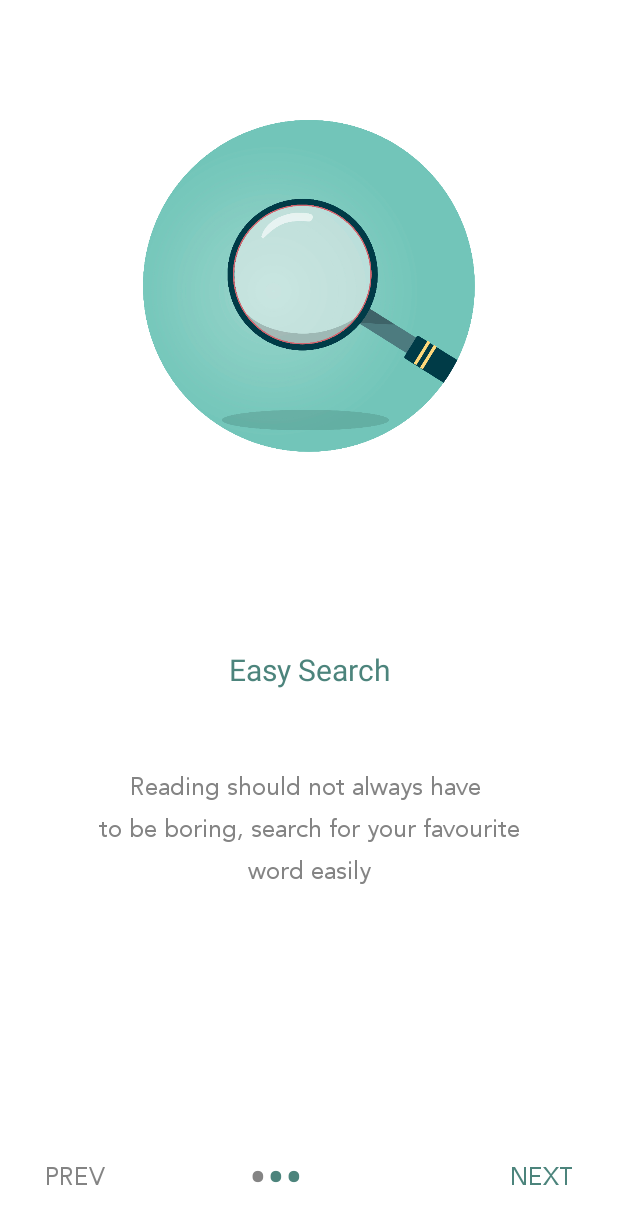
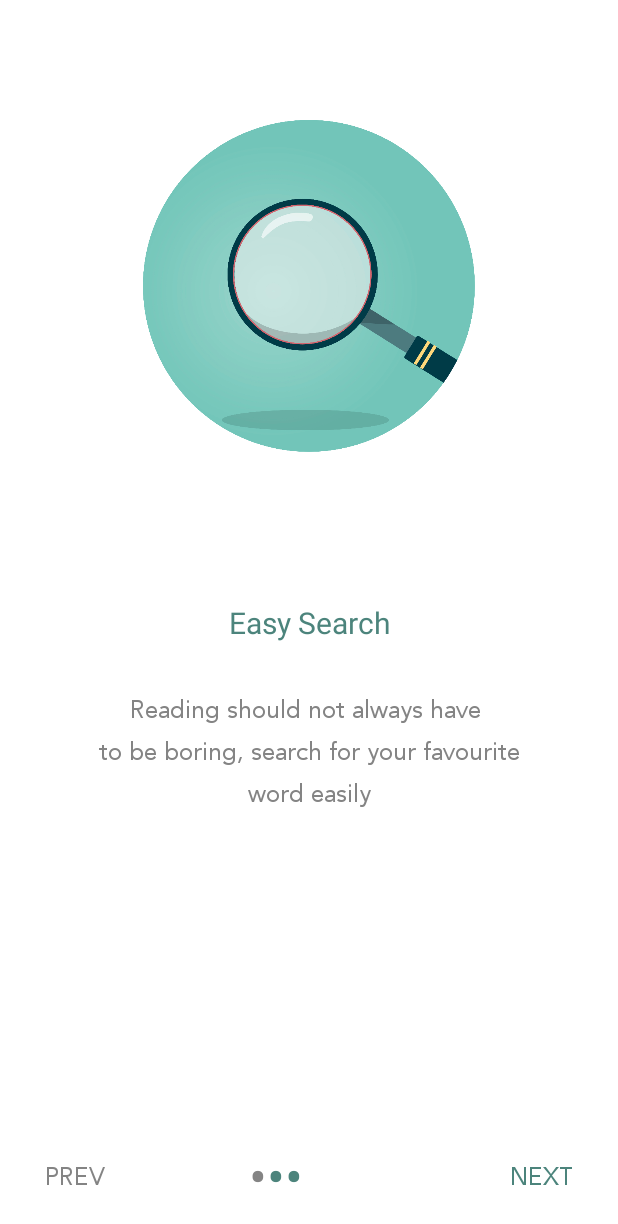
Before and after one commit to efanious/Aad-team-38-animation-challenge, an Android app: the screen it shows after launch (activity_onboarding), on a phone screen of 412 x 824 dp. Shown: the top 1224 px of the screen. Run offline under Robolectric (Android 15) with nearby library versions, the phone set to English and light mode, and no system bars.

Commit message:
fix onboarding Screen

```diff
--- a/app/src/main/res/layout/onboard_slider.xml
+++ b/app/src/main/res/layout/onboard_slider.xml
@@ -17,6 +17,7 @@
             android:layout_gravity="center_horizontal"
             android:layout_marginTop="80dp"
             android:gravity="center_horizontal"
+            android:scaleType="centerInside"
             android:src="@drawable/onboard_1" />
 
         <TextView
@@ -24,7 +25,7 @@
             android:layout_width="wrap_content"
             android:layout_height="wrap_content"
             android:layout_gravity="center_horizontal"
-            android:layout_marginTop="131dp"
+            android:layout_marginTop="100dp"
             android:layout_marginBottom="30dp"
             android:gravity="center_horizontal"
             android:lineSpacingExtra="7sp"
@@ -37,7 +38,7 @@
             android:layout_width="match_parent"
             android:layout_height="wrap_content"
             android:layout_gravity="center_horizontal"
-            android:layout_marginTop="20dp"
+            android:layout_marginBottom="20dp"
             android:fontFamily="@font/avenir_medium"
             android:gravity="center_horizontal"
             android:lineSpacingExtra="6sp"
--- a/build.gradle
+++ b/build.gradle
@@ -7,7 +7,7 @@ buildscript {
 
     }
     dependencies {
-        classpath 'com.android.tools.build:gradle:3.5.1'
+        classpath 'com.android.tools.build:gradle:3.4.1'
 
         // NOTE: Do not place your application dependencies here; they belong
         // in the individual module build.gradle files
```
